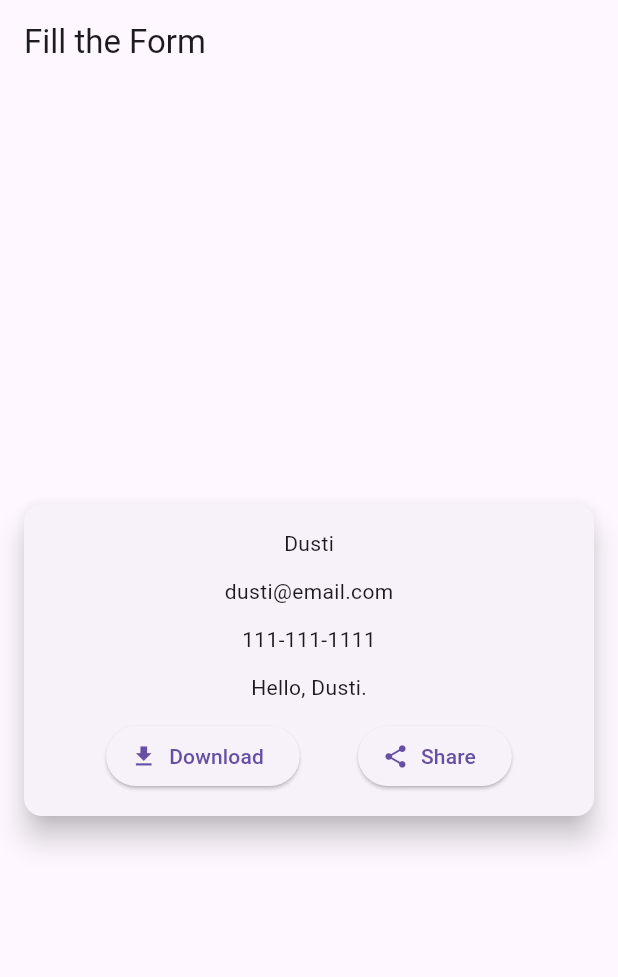
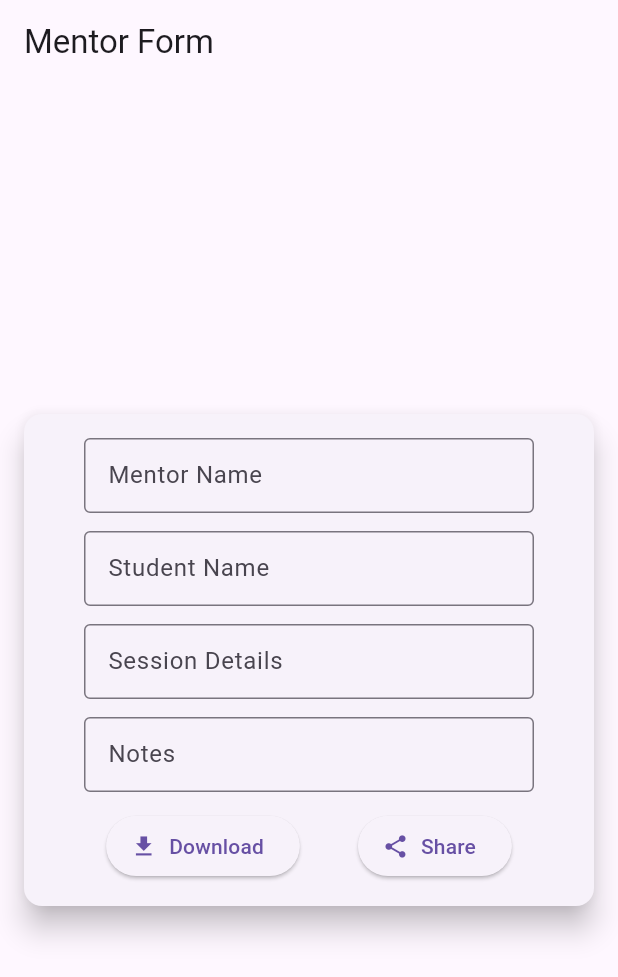
Before and after one commit to dustij/flutter_pilot_project, a Flutter app: the screen it shows after launch, after a tap on "Download", on a phone screen of 412 x 824 dp. Shown: the top 977 px of the screen. Run offline on Flutter 3.47's test engine with Material 3 defaults, Android fonts, the phone set to English and light mode, and no system bars; our stand-ins replace flutter_hooks, hooks_riverpod, riverpod_annotation, share_plus; generated files the repository leaves out were written again.

Commit message:
added notifier provider for form fields

```diff
--- a/module_3/mentor_form/lib/main.dart
+++ b/module_3/mentor_form/lib/main.dart
@@ -1,52 +1,77 @@
 import 'package:flutter/material.dart';
+import 'package:flutter_hooks/flutter_hooks.dart';
 import 'package:hooks_riverpod/hooks_riverpod.dart';
 import 'package:riverpod_annotation/riverpod_annotation.dart';
 
 part 'main.g.dart';
 
-class MentorFormFields {
-  String name;
-  String email;
-  String phone;
-  String message;
+@riverpod
+class MentorName extends _$MentorName {
+  @override
+  String build() {
+    return '';
+  }
 
-  MentorFormFields({
-    required this.name,
-    required this.email,
-    required this.phone,
-    required this.message,
-  });
+  void setMentorName(String val) {
+    state = val;
+  }
 }
 
 @riverpod
-MentorFormFields mentorForm(Ref ref) {
-  return MentorFormFields(
-    name: "Dusti",
-    email: "dusti@email.com",
-    phone: "111-111-1111",
-    message: "Hello, Dusti.",
-  );
+class StudentName extends _$StudentName {
+  @override
+  String build() {
+    return '';
+  }
+
+  void setStudentName(String val) {
+    state = val;
+  }
+}
+
+@riverpod
+class SessionDetails extends _$SessionDetails {
+  @override
+  String build() {
+    return '';
+  }
+
+  void setSessionDetails(String val) {
+    state = val;
+  }
+}
+
+@riverpod
+class Notes extends _$Notes {
+  @override
+  String build() {
+    return '';
+  }
+
+  void setNotes(String val) {
+    state = val;
+  }
 }
 
 void main() {
   runApp(ProviderScope(child: const MainApp()));
 }
 
-class MainApp extends ConsumerWidget {
+class MainApp extends HookConsumerWidget {
   const MainApp({super.key});
 
   @override
   Widget build(BuildContext context, WidgetRef ref) {
-    final MentorFormFields form = ref.watch(mentorFormProvider);
+    final mentorName = ref.watch(mentorNameProvider);
+    final studentName = ref.watch(studentNameProvider);
+    final sessionDetails = ref.watch(sessionDetailsProvider);
+    final notes = ref.watch(notesProvider);
 
-    final String name = form.name;
-    final String email = form.email;
-    final String phone = form.phone;
-    final String message = form.message;
+    final formKey = useMemoized(() => GlobalKey<FormState>());
 
     return MaterialApp(
       home: Scaffold(
-        appBar: AppBar(title: const Text("Fill the Form")),
+        appBar: AppBar(title: const Text('Mentor Form')),
         body: Center(
           child: Card(
             elevation: 8,
@@ -57,33 +82,116 @@ class MainApp extends ConsumerWidget {
             child: Padding(
               padding: const EdgeInsets.all(16),
               child: Form(
-                // TODO: form key?
+                key: formKey,
                 child: Column(
                   mainAxisSize: MainAxisSize.min,
                   children: [
-                    Text(name), // TODO: make into text feilds, add validators
+                    // _____ Mentor Name _____
+                    ConstrainedBox(
+                      constraints: BoxConstraints.tight(Size(300, 50)),
+                      child: TextFormField(
+                        initialValue: mentorName,
+                        decoration: const InputDecoration(
+                          border: OutlineInputBorder(),
+                          labelText: 'Mentor Name',
+                          hintText: 'Enter mentor name',
+                        ),
+                        validator: (val) {
+                          if (val == null || val.trim().isEmpty) {
+                            return 'Please enter mentor name';
+                          }
+                          return null;
+                        },
+                        onChanged: (val) {
+                          ref
+                              .read(mentorNameProvider.notifier)
+                              .setMentorName(val);
+                        },
+                      ),
+                    ),
                     const SizedBox(height: 12),
-                    Text(email),
+                    // _____ Student Name _____
+                    ConstrainedBox(
+                      constraints: BoxConstraints.tight(Size(300, 50)),
+                      child: TextFormField(
+                        initialValue: studentName,
+                        decoration: const InputDecoration(
+                          border: OutlineInputBorder(),
+                          labelText: 'Student Name',
+                          hintText: 'Enter student name',
+                        ),
+                        validator: (val) {
+                          if (val == null || val.trim().isEmpty) {
+                            return 'Please enter student name';
+                          }
+                          return null;
+                        },
+                        onChanged: (val) {
+                          ref
+                              .read(studentNameProvider.notifier)
+                              .setStudentName(val);
+                        },
+                      ),
+                    ),
                     const SizedBox(height: 12),
-                    Text(phone),
+                    // _____ Session Details _____
+                    ConstrainedBox(
+                      constraints: BoxConstraints.tight(Size(300, 50)),
+                      child: TextFormField(
+                        initialValue: sessionDetails,
+                        decoration: const InputDecoration(
+                          border: OutlineInputBorder(),
+                          labelText: 'Session Details',
+                          hintText: 'Enter session details',
+                        ),
+                        validator: (val) {
+                          if (val == null || val.trim().isEmpty) {
+                            return 'Please enter session details';
+                          }
+                          return null;
+                        },
+                        onChanged: (val) {
+                          ref
+                              .read(sessionDetailsProvider.notifier)
+                              .setSessionDetails(val);
+                        },
+                      ),
+                    ),
                     const SizedBox(height: 12),
-                    Text(message),
+                    // _____ Notes _____
+                    ConstrainedBox(
+                      constraints: BoxConstraints.tight(Size(300, 50)),
+                      child: TextFormField(
+                        initialValue: notes,
+                        decoration: const InputDecoration(
+                          border: OutlineInputBorder(),
+                          labelText: 'Notes',
+                          hintText: 'Enter notes',
+                        ),
+                        validator: (val) {
+                          if (val == null || val.trim().isEmpty) {
+                            return 'Please enter notes';
+                          }
+                          return null;
+                        },
+                        onChanged: (val) {
+                          ref.read(notesProvider.notifier).setNotes(val);
+                        },
+                      ),
+                    ),
                     const SizedBox(height: 12),
                     Row(
                       mainAxisAlignment: MainAxisAlignment.spaceEvenly,
                       children: [
-                        // (https://dart.dev/language/constructors#named-constructors)
                         ElevatedButton.icon(
                           onPressed: () {}, // TODO: make callbacks
-                          icon: const Icon(
-                            Icons.download, // material icon provided by flutter
-                          ),
-                          label: const Text("Download"),
+                          icon: const Icon(Icons.download),
+                          label: const Text('Download'),
                         ),
                         ElevatedButton.icon(
                           onPressed: () {},
                           icon: const Icon(Icons.share),
-                          label: const Text("Share"),
+                          label: const Text('Share'),
                         ),
                       ],
                     ),
```
Also changed, not shown: module_3/mentor_form/lib/main.g.dart.
